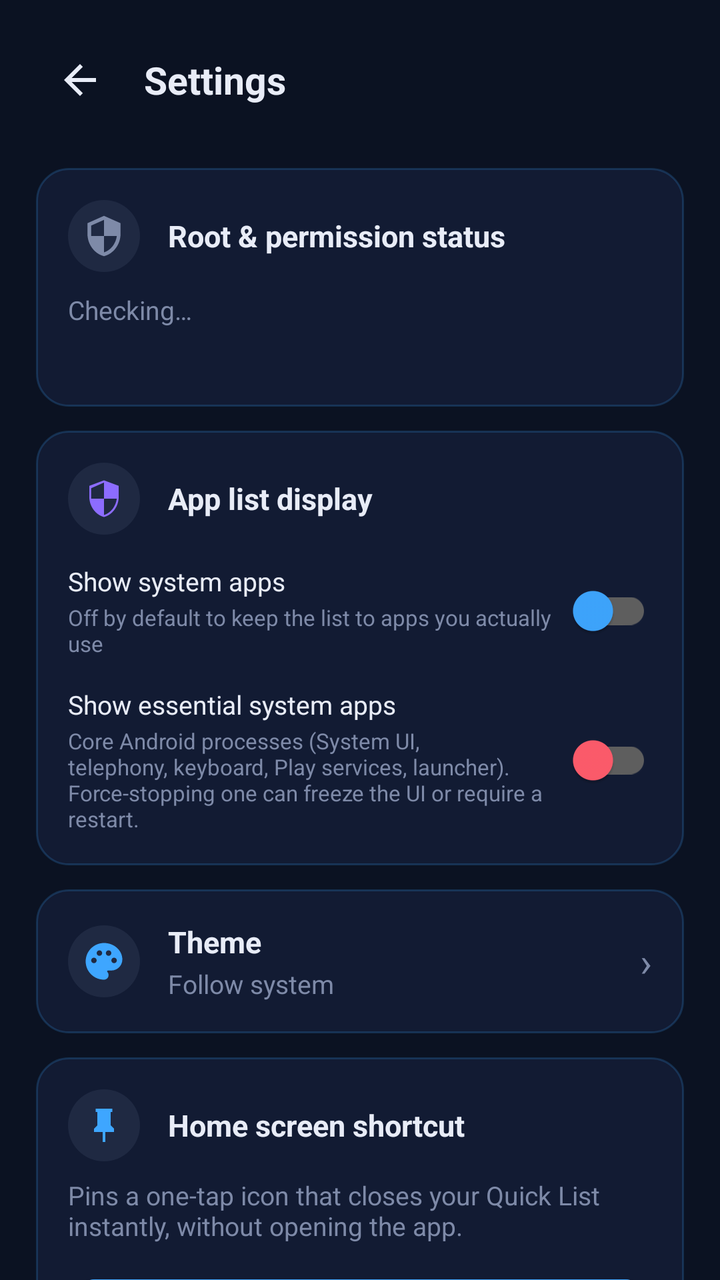
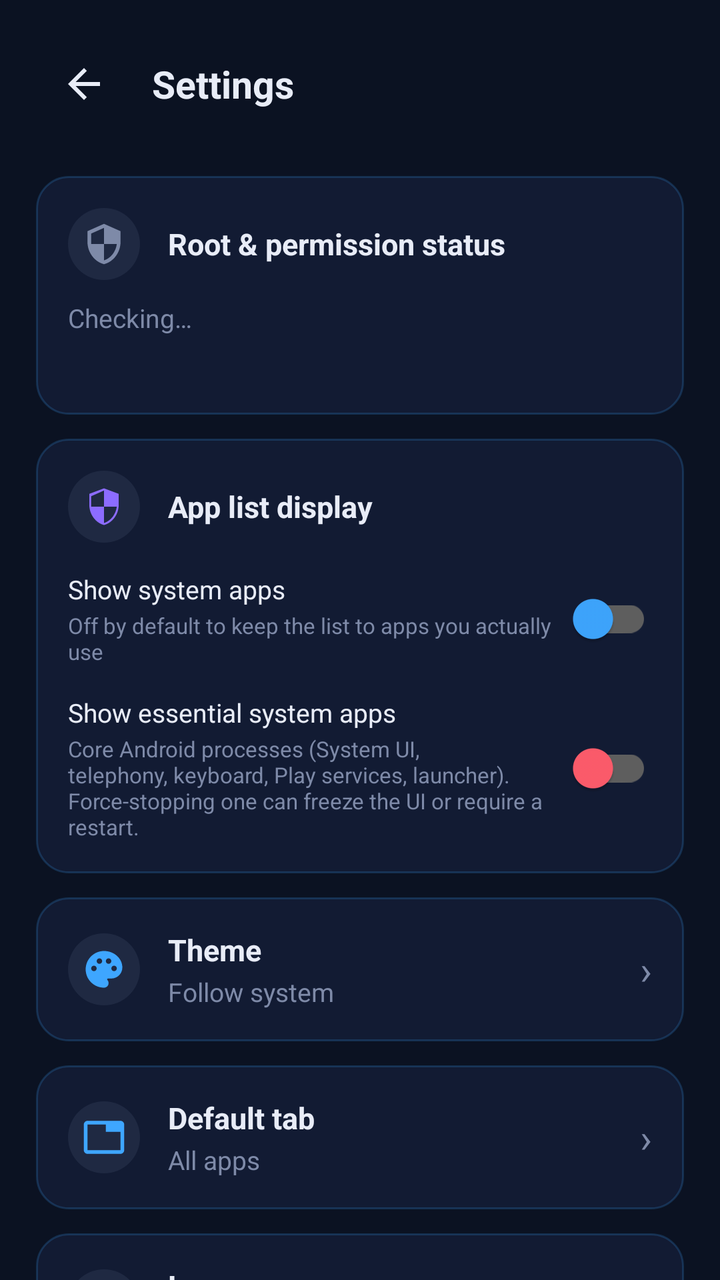

The first picture is an Android layout as it rendered before a commit; the second is the same layout after the commit. The layout source and the unified diff follow.
<!-- AndroidManifest.xml: application theme Theme.Killora -->
<!-- res/layout/activity_settings.xml -->
<?xml version="1.0" encoding="utf-8"?>
<androidx.core.widget.NestedScrollView xmlns:android="http://schemas.android.com/apk/res/android"
    xmlns:app="http://schemas.android.com/apk/res-auto"
    android:layout_width="match_parent"
    android:layout_height="match_parent"
    android:background="?attr/appBg"
    android:clipToPadding="false"
    android:fillViewport="true">

<LinearLayout
    android:layout_width="match_parent"
    android:layout_height="wrap_content"
    android:orientation="vertical"
    android:paddingStart="@dimen/screen_padding"
    android:paddingEnd="@dimen/screen_padding"
    android:paddingTop="@dimen/screen_padding"
    android:paddingBottom="28dp">

    <LinearLayout
        android:layout_width="match_parent"
        android:layout_height="wrap_content"
        android:orientation="horizontal"
        android:gravity="center_vertical"
        android:layout_marginBottom="22dp">

        <ImageButton
            android:id="@+id/btnBack"
            android:layout_width="44dp"
            android:layout_height="44dp"
            android:padding="10dp"
            android:background="?attr/selectableItemBackgroundBorderless"
            android:src="@drawable/ic_back"
            android:contentDescription="@string/settings_back_cd"/>

        <TextView
            android:layout_width="wrap_content"
            android:layout_height="wrap_content"
            android:layout_marginStart="10dp"
            android:text="@string/main_settings_cd"
            android:textColor="?attr/textPrimary"
            android:textStyle="bold"
            android:textSize="19sp"/>
    </LinearLayout>

    
    <LinearLayout
        android:layout_width="match_parent"
        android:layout_height="wrap_content"
        android:orientation="vertical"
        android:background="@drawable/bg_card"
        android:padding="16dp"
        android:layout_marginBottom="12dp">

        <LinearLayout
            android:layout_width="match_parent"
            android:layout_height="wrap_content"
            android:orientation="horizontal"
            android:gravity="center_vertical">

            <ImageView
                android:layout_width="36dp"
                android:layout_height="36dp"
                android:padding="7dp"
                android:src="@drawable/ic_root"
                android:background="@drawable/bg_pill_system"
                android:layout_marginEnd="14dp"
                android:contentDescription="@null"/>

            <TextView
                android:layout_width="0dp"
                android:layout_weight="1"
                android:layout_height="wrap_content"
                android:text="@string/settings_root_permission_status"
                android:textColor="?attr/textPrimary"
                android:textSize="15sp"
                android:textStyle="bold"/>
        </LinearLayout>

        <TextView
            android:id="@+id/tvRootStatus"
            android:layout_width="match_parent"
            android:layout_height="wrap_content"
            android:layout_marginTop="10dp"
            android:text="@string/status_checking"
            android:textColor="?attr/textSecondary"
            android:textSize="13sp"/>

        <TextView
            android:id="@+id/tvAccessibilityStatus"
            android:layout_width="match_parent"
            android:layout_height="wrap_content"
            android:layout_marginTop="6dp"
            android:text=""
            android:textColor="?attr/textSecondary"
            android:textSize="13sp"/>


        <com.google.android.material.button.MaterialButton
            android:id="@+id/btnRequestRoot"
            android:layout_width="match_parent"
            android:layout_height="44dp"
            android:layout_marginTop="12dp"
            android:text="@string/settings_grant_root_access"
            android:textSize="13sp"
            android:textAllCaps="false"
            app:cornerRadius="14dp"
            android:backgroundTint="@color/accent_blue"
            android:visibility="gone"/>
    </LinearLayout>

    
    <LinearLayout
        android:layout_width="match_parent"
        android:layout_height="wrap_content"
        android:orientation="vertical"
        android:background="@drawable/bg_card"
        android:padding="16dp"
        android:layout_marginBottom="12dp">

        <LinearLayout
            android:layout_width="match_parent"
            android:layout_height="wrap_content"
            android:orientation="horizontal"
            android:gravity="center_vertical">

            <ImageView
                android:layout_width="36dp"
                android:layout_height="36dp"
                android:padding="7dp"
                android:src="@drawable/ic_shield"
                android:background="@drawable/bg_pill_system"
                android:layout_marginEnd="14dp"
                android:contentDescription="@null"/>

            <TextView
                android:layout_width="0dp"
                android:layout_weight="1"
                android:layout_height="wrap_content"
                android:text="@string/settings_app_list_display"
                android:textColor="?attr/textPrimary"
                android:textSize="15sp"
                android:textStyle="bold"/>
        </LinearLayout>

        <LinearLayout
            android:layout_width="match_parent"
            android:layout_height="wrap_content"
            android:orientation="horizontal"
            android:gravity="center_vertical"
            android:layout_marginTop="14dp">

            <LinearLayout
                android:layout_width="0dp"
                android:layout_weight="1"
                android:layout_height="wrap_content"
                android:orientation="vertical">

                <TextView
                    android:layout_width="wrap_content"
                    android:layout_height="wrap_content"
                    android:text="@string/settings_show_system_apps"
                    android:textColor="?attr/textPrimary"
                    android:textSize="13sp"/>

                <TextView
                    android:layout_width="wrap_content"
                    android:layout_height="wrap_content"
                    android:layout_marginTop="2dp"
                    android:text="@string/settings_off_by_default_to_keep"
                    android:textColor="?attr/textSecondary"
                    android:textSize="11sp"/>
            </LinearLayout>

            <com.google.android.material.switchmaterial.SwitchMaterial
                android:id="@+id/switchShowSystemSettings"
                android:layout_width="wrap_content"
                android:layout_height="wrap_content"
                app:thumbTint="@color/accent_blue"/>
        </LinearLayout>

        <LinearLayout
            android:id="@+id/rowShowEssentialSettings"
            android:layout_width="match_parent"
            android:layout_height="wrap_content"
            android:orientation="horizontal"
            android:gravity="center_vertical"
            android:layout_marginTop="14dp">

            <LinearLayout
                android:layout_width="0dp"
                android:layout_weight="1"
                android:layout_height="wrap_content"
                android:orientation="vertical">

                <TextView
                    android:layout_width="wrap_content"
                    android:layout_height="wrap_content"
                    android:text="@string/settings_show_essential_system_apps"
                    android:textColor="?attr/textPrimary"
                    android:textSize="13sp"/>

                <TextView
                    android:layout_width="wrap_content"
                    android:layout_height="wrap_content"
                    android:layout_marginTop="2dp"
                    android:text="@string/settings_core_android_processes_system_ui"
                    android:textColor="?attr/textSecondary"
                    android:textSize="11sp"/>
            </LinearLayout>

            <com.google.android.material.switchmaterial.SwitchMaterial
                android:id="@+id/switchShowEssentialSettings"
                android:layout_width="wrap_content"
                android:layout_height="wrap_content"
                app:thumbTint="@color/danger_red"/>
        </LinearLayout>

    </LinearLayout>

    <LinearLayout
        android:id="@+id/rowTheme"
        android:layout_width="match_parent"
        android:layout_height="wrap_content"
        android:orientation="horizontal"
        android:gravity="center_vertical"
        android:background="@drawable/bg_card_ripple"
        android:padding="16dp"
        android:layout_marginBottom="12dp"
        android:clickable="true"
        android:focusable="true">

        <ImageView
            android:layout_width="36dp"
            android:layout_height="36dp"
            android:padding="7dp"
            android:src="@drawable/ic_theme"
            android:background="@drawable/bg_pill_system"
            android:layout_marginEnd="14dp"
            android:contentDescription="@null"/>

        <LinearLayout
            android:layout_width="0dp"
            android:layout_weight="1"
            android:layout_height="wrap_content"
            android:orientation="vertical">

            <TextView
                android:layout_width="wrap_content"
                android:layout_height="wrap_content"
                android:text="@string/settings_theme"
                android:textColor="?attr/textPrimary"
                android:textSize="15sp"
                android:textStyle="bold"/>

            <TextView
                android:id="@+id/tvThemeValue"
                android:layout_width="wrap_content"
                android:layout_height="wrap_content"
                android:layout_marginTop="2dp"
                android:text="@string/settings_follow_system"
                android:textColor="?attr/textSecondary"
                android:textSize="13sp"/>
        </LinearLayout>

        <TextView
            android:layout_width="wrap_content"
            android:layout_height="wrap_content"
            android:text="@string/settings_u203a"
            android:textColor="?attr/textSecondary"
            android:textSize="20sp"/>
    </LinearLayout>

    <LinearLayout
        android:layout_width="match_parent"
        android:layout_height="wrap_content"
        android:orientation="vertical"
        android:background="@drawable/bg_card"
        android:padding="16dp"
        android:layout_marginBottom="12dp">

        <LinearLayout
            android:layout_width="match_parent"
            android:layout_height="wrap_content"
            android:orientation="horizontal"
            android:gravity="center_vertical">

            <ImageView
                android:layout_width="36dp"
                android:layout_height="36dp"
                android:padding="8dp"
                android:src="@drawable/ic_pin"
                android:background="@drawable/bg_pill_system"
                android:layout_marginEnd="14dp"
                android:contentDescription="@null"/>

            <TextView
                android:layout_width="0dp"
                android:layout_weight="1"
                android:layout_height="wrap_content"
                android:text="@string/settings_home_screen_shortcut"
                android:textColor="?attr/textPrimary"
                android:textSize="15sp"
                android:textStyle="bold"/>
        </LinearLayout>

        <TextView
            android:layout_width="match_parent"
            android:layout_height="wrap_content"
            android:layout_marginTop="8dp"
            android:text="@string/settings_pins_a_onetap_icon_that"
            android:textColor="?attr/textSecondary"
            android:textSize="13sp"/>

        <com.google.android.material.button.MaterialButton
            android:id="@+id/btnPinShortcut"
            android:layout_width="match_parent"
            android:layout_height="46dp"
            android:layout_marginTop="12dp"
            android:text="@string/settings_pin_quickclose_shortcut"
            android:textSize="13sp"
            android:textAllCaps="false"
            app:cornerRadius="14dp"
            android:backgroundTint="@color/accent_blue"/>
    </LinearLayout>

    <LinearLayout
        android:layout_width="match_parent"
        android:layout_height="wrap_content"
        android:orientation="vertical"
        android:background="@drawable/bg_card"
        android:padding="16dp">

        <LinearLayout
            android:layout_width="match_parent"
            android:layout_height="wrap_content"
            android:orientation="horizontal"
            android:gravity="center_vertical">

            <ImageView
                android:layout_width="36dp"
                android:layout_height="36dp"
                android:padding="7dp"
                android:src="@drawable/ic_widget"
                android:background="@drawable/bg_pill_system"
                android:layout_marginEnd="14dp"
                android:contentDescription="@null"/>

            <TextView
                android:layout_width="0dp"
                android:layout_weight="1"
                android:layout_height="wrap_content"
                android:text="@string/settings_home_screen_widget"
                android:textColor="?attr/textPrimary"
                android:textSize="15sp"
                android:textStyle="bold"/>
        </LinearLayout>

        <TextView
            android:layout_width="match_parent"
            android:layout_height="wrap_content"
            android:layout_marginTop="8dp"
            android:text="@string/settings_a_resizable_widget_showing_live"
            android:textColor="?attr/textSecondary"
            android:textSize="13sp"/>

        <com.google.android.material.button.MaterialButton
            android:id="@+id/btnAddWidget"
            android:layout_width="match_parent"
            android:layout_height="46dp"
            android:layout_marginTop="12dp"
            android:text="@string/settings_add_widget_to_home_screen"
            android:textSize="13sp"
            android:textAllCaps="false"
            app:cornerRadius="14dp"
            android:backgroundTint="@color/accent_purple"/>
    </LinearLayout>

    <LinearLayout
        android:layout_width="match_parent"
        android:layout_height="wrap_content"
        android:orientation="vertical"
        android:background="@drawable/bg_card"
        android:padding="16dp"
        android:layout_marginTop="12dp">

        <LinearLayout
            android:layout_width="match_parent"
            android:layout_height="wrap_content"
            android:orientation="horizontal"
            android:gravity="center_vertical">

            <ImageView
                android:layout_width="36dp"
                android:layout_height="36dp"
                android:padding="8dp"
                android:src="@drawable/ic_bolt"
                android:background="@drawable/bg_pill_system"
                android:layout_marginEnd="14dp"
                android:contentDescription="@null"/>

            <TextView
                android:layout_width="0dp"
                android:layout_weight="1"
                android:layout_height="wrap_content"
                android:text="@string/settings_how_closing_works"
                android:textColor="?attr/textPrimary"
                android:textSize="15sp"
                android:textStyle="bold"/>
        </LinearLayout>

        <TextView
            android:layout_width="match_parent"
            android:layout_height="wrap_content"
            android:layout_marginTop="8dp"
            android:text="@string/settings_by_default_close_selected_asks"
            android:textColor="?attr/textSecondary"
            android:textSize="13sp"/>
    </LinearLayout>

    <LinearLayout
        android:layout_width="match_parent"
        android:layout_height="wrap_content"
        android:orientation="vertical"
        android:background="@drawable/bg_card"
        android:padding="16dp"
        android:layout_marginTop="12dp">

        
        <LinearLayout
            android:layout_width="match_parent"
            android:layout_height="wrap_content"
            android:orientation="horizontal"
            android:gravity="center_vertical">

            <LinearLayout
                android:layout_width="0dp"
                android:layout_weight="1"
                android:layout_height="wrap_content"
                android:orientation="vertical">

                <TextView
                    android:layout_width="wrap_content"
                    android:layout_height="wrap_content"
                    android:text="@string/settings_manual_mode"
                    android:textColor="?attr/textPrimary"
                    android:textSize="13sp"/>

                <TextView
                    android:layout_width="wrap_content"
                    android:layout_height="wrap_content"
                    android:layout_marginTop="2dp"
                    android:text="@string/settings_manual_mode_description"
                    android:textColor="?attr/textSecondary"
                    android:textSize="11sp"/>
            </LinearLayout>

            <com.google.android.material.switchmaterial.SwitchMaterial
                android:id="@+id/switchManualMode"
                android:layout_width="wrap_content"
                android:layout_height="wrap_content"
                app:thumbTint="@color/accent_blue"/>
        </LinearLayout>

        <LinearLayout
            android:id="@+id/rowShowOverlay"
            android:layout_width="match_parent"
            android:layout_height="wrap_content"
            android:orientation="horizontal"
            android:gravity="center_vertical"
            android:layout_marginTop="14dp">

            <LinearLayout
                android:layout_width="0dp"
                android:layout_weight="1"
                android:layout_height="wrap_content"
                android:orientation="vertical">

                <TextView
                    android:layout_width="wrap_content"
                    android:layout_height="wrap_content"
                    android:text="@string/settings_show_fullscreen_progress_overlay"
                    android:textColor="?attr/textPrimary"
                    android:textSize="13sp"/>

                <TextView
                    android:layout_width="wrap_content"
                    android:layout_height="wrap_content"
                    android:layout_marginTop="2dp"
                    android:text="@string/settings_overlay_description"
                    android:textColor="?attr/textSecondary"
                    android:textSize="11sp"/>
            </LinearLayout>

            <com.google.android.material.switchmaterial.SwitchMaterial
                android:id="@+id/switchShowOverlay"
                android:layout_width="wrap_content"
                android:layout_height="wrap_content"
                app:thumbTint="@color/accent_blue"/>
        </LinearLayout>

    </LinearLayout>

    <LinearLayout
        android:id="@+id/cardBackgroundReliability"
        android:layout_width="match_parent"
        android:layout_height="wrap_content"
        android:orientation="vertical"
        android:background="@drawable/bg_card"
        android:padding="16dp"
        android:layout_marginTop="12dp"
        android:visibility="gone">

        <LinearLayout
            android:layout_width="match_parent"
            android:layout_height="wrap_content"
            android:orientation="horizontal"
            android:gravity="center_vertical">

            <ImageView
                android:layout_width="36dp"
                android:layout_height="36dp"
                android:padding="7dp"
                android:src="@drawable/ic_shield"
                android:background="@drawable/bg_pill_system"
                android:layout_marginEnd="14dp"
                android:contentDescription="@null"/>

            <TextView
                android:id="@+id/tvBackgroundReliabilityTitle"
                android:layout_width="0dp"
                android:layout_weight="1"
                android:layout_height="wrap_content"
                android:text="@string/settings_run_reliably_in_the_background"
                android:textColor="?attr/textPrimary"
                android:textSize="15sp"
                android:textStyle="bold"/>
        </LinearLayout>

        <TextView
            android:id="@+id/tvBackgroundReliabilityBody"
            android:layout_width="match_parent"
            android:layout_height="wrap_content"
            android:layout_marginTop="8dp"
            android:text="@string/settings_your_phones_skin_manages_background"
            android:textColor="?attr/textSecondary"
            android:textSize="13sp"/>

        <com.google.android.material.button.MaterialButton
            android:id="@+id/btnIgnoreBatteryOptimization"
            android:layout_width="match_parent"
            android:layout_height="46dp"
            android:layout_marginTop="12dp"
            android:text="@string/settings_allow_background_use"
            android:textSize="13sp"
            android:textAllCaps="false"
            app:cornerRadius="14dp"
            android:backgroundTint="@color/accent_green"/>

        <com.google.android.material.button.MaterialButton
            android:id="@+id/btnOpenAutostart"
            style="@style/Widget.MaterialComponents.Button.OutlinedButton"
            android:layout_width="match_parent"
            android:layout_height="46dp"
            android:layout_marginTop="10dp"
            android:text="@string/settings_open_autostart_settings"
            android:textSize="13sp"
            android:textAllCaps="false"
            app:cornerRadius="14dp"/>
    </LinearLayout>

</LinearLayout>

</androidx.core.widget.NestedScrollView>
<!-- resources referenced by this layout -->
<resources>
  <color name="accent_blue">#3EA6FF</color>
  <color name="accent_green">#3DDC97</color>
  <color name="accent_purple">#8C6CFF</color>
  <color name="danger_red">#FF5C6C</color>
  <dimen name="screen_padding">18dp</dimen>
  <string name="main_settings_cd">Settings</string>
  <string name="settings_add_widget_to_home_screen">Add widget to home screen</string>
  <string name="settings_allow_background_use">Allow background use</string>
  <string name="settings_app_list_display">App list display</string>
  <string name="settings_back_cd">Back</string>
  <string name="settings_follow_system">Follow system</string>
  <string name="settings_grant_root_access">Grant root access</string>
  <string name="settings_home_screen_shortcut">Home screen shortcut</string>
  <string name="settings_home_screen_widget">Home screen widget</string>
  <string name="settings_how_closing_works">How closing works</string>
  <string name="settings_manual_mode">Manual mode</string>
  <string name="settings_open_autostart_settings">Open Autostart settings</string>
  <string name="settings_pin_quickclose_shortcut">Pin Quick-Close shortcut</string>
  <string name="settings_root_permission_status">Root &amp; permission status</string>
  <string name="settings_show_essential_system_apps">Show essential system apps</string>
  <string name="settings_show_fullscreen_progress_overlay">Show progress overlay</string>
  <string name="settings_show_system_apps">Show system apps</string>
  <string name="settings_theme">Theme</string>
  <string name="settings_u203a">\u203A</string>
  <string name="status_checking">Checking…</string>
  <color name="ripple_tint">#333EA6FF</color>
  <color name="system_pill_bg">#1F7E8AA8</color>
  <color name="bg_dark">#0B1222</color>
  <color name="card_dark">#121B33</color>
  <color name="text_primary_dark">#E8ECF7</color>
  <color name="text_secondary_dark">#7E8AA8</color>
  <color name="gauge_track_dark">#1C2740</color>
  <!-- unchanged entries left out for length: 21 -->
</resources>

<!-- the commit's change to res/layout/activity_settings.xml (unified diff, before → after) -->
@@ -8,6 +8,7 @@
     android:fillViewport="true">
 
 <LinearLayout
+    android:id="@+id/settingsContent"
     android:layout_width="match_parent"
     android:layout_height="wrap_content"
     android:orientation="vertical"
@@ -25,9 +26,9 @@
 
         <ImageButton
             android:id="@+id/btnBack"
-            android:layout_width="44dp"
-            android:layout_height="44dp"
-            android:padding="10dp"
+            android:layout_width="48dp"
+            android:layout_height="48dp"
+            android:padding="12dp"
             android:background="?attr/selectableItemBackgroundBorderless"
             android:src="@drawable/ic_back"
             android:contentDescription="@string/settings_back_cd"/>
@@ -271,6 +272,112 @@
     </LinearLayout>
 
     <LinearLayout
+        android:id="@+id/rowDefaultTab"
+        android:layout_width="match_parent"
+        android:layout_height="wrap_content"
+        android:orientation="horizontal"
+        android:gravity="center_vertical"
+        android:background="@drawable/bg_card_ripple"
+        android:padding="16dp"
+        android:layout_marginBottom="12dp"
+        android:clickable="true"
+        android:focusable="true">
+
+        <ImageView
+            android:layout_width="36dp"
+            android:layout_height="36dp"
+            android:padding="7dp"
+            android:src="@drawable/ic_tab"
+            android:background="@drawable/bg_pill_system"
+            android:layout_marginEnd="14dp"
+            android:contentDescription="@null"/>
+
+        <LinearLayout
+            android:layout_width="0dp"
+            android:layout_weight="1"
+            android:layout_height="wrap_content"
+            android:orientation="vertical">
+
+            <TextView
+                android:layout_width="wrap_content"
+                android:layout_height="wrap_content"
+                android:text="@string/settings_default_tab"
+                android:textColor="?attr/textPrimary"
+                android:textSize="15sp"
+                android:textStyle="bold"/>
+
+            <TextView
+                android:id="@+id/tvDefaultTabValue"
+                android:layout_width="wrap_content"
+                android:layout_height="wrap_content"
+                android:layout_marginTop="2dp"
+                android:text="@string/main_all_apps"
+                android:textColor="?attr/textSecondary"
+                android:textSize="13sp"/>
+        </LinearLayout>
+
+        <TextView
+            android:layout_width="wrap_content"
+            android:layout_height="wrap_content"
+            android:text="@string/settings_u203a"
+            android:textColor="?attr/textSecondary"
+            android:textSize="20sp"/>
+    </LinearLayout>
+
+    <LinearLayout
+        android:id="@+id/rowLanguage"
+        android:layout_width="match_parent"
+        android:layout_height="wrap_content"
+        android:orientation="horizontal"
+        android:gravity="center_vertical"
+        android:background="@drawable/bg_card_ripple"
+        android:padding="16dp"
+        android:layout_marginBottom="12dp"
+        android:clickable="true"
+        android:focusable="true">
+
+        <ImageView
+            android:layout_width="36dp"
+            android:layout_height="36dp"
+            android:padding="7dp"
+            android:src="@drawable/ic_language"
+            android:background="@drawable/bg_pill_system"
+            android:layout_marginEnd="14dp"
+            android:contentDescription="@null"/>
+
+        <LinearLayout
+            android:layout_width="0dp"
+            android:layout_weight="1"
+            android:layout_height="wrap_content"
+            android:orientation="vertical">
+
+            <TextView
+                android:layout_width="wrap_content"
+                android:layout_height="wrap_content"
+                android:text="@string/settings_language"
+                android:textColor="?attr/textPrimary"
+                android:textSize="15sp"
+                android:textStyle="bold"/>
+
+            <TextView
+                android:id="@+id/tvLanguageValue"
+                android:layout_width="wrap_content"
+                android:layout_height="wrap_content"
+                android:layout_marginTop="2dp"
+                android:text="@string/language_system_default"
+                android:textColor="?attr/textSecondary"
+                android:textSize="13sp"/>
+        </LinearLayout>
+
+        <TextView
+            android:layout_width="wrap_content"
+            android:layout_height="wrap_content"
+            android:text="@string/settings_u203a"
+            android:textColor="?attr/textSecondary"
+            android:textSize="20sp"/>
+    </LinearLayout>
+
+    <LinearLayout
         android:layout_width="match_parent"
         android:layout_height="wrap_content"
         android:orientation="vertical"
<!-- resource entries referenced after the edit -->
@@ -5,16 +5,34 @@
   <color name="accent_purple">#8C6CFF</color>
   <color name="danger_red">#FF5C6C</color>
   <dimen name="screen_padding">18dp</dimen>
+  <!-- drawable ic_language (drawable) -->
+  <vector xmlns:android="http://schemas.android.com/apk/res/android"
+      android:width="24dp" android:height="24dp"
+      android:viewportWidth="24" android:viewportHeight="24"
+      android:tint="@color/accent_blue">
+      <path android:fillColor="@android:color/white" android:pathData="M11.99,2C6.47,2 2,6.48 2,12s4.47,10 9.99,10C17.52,22 22,17.52 22,12S17.52,2 11.99,2zM18.92,8h-2.95c-0.32,-1.25 -0.78,-2.45 -1.38,-3.56 1.84,0.63 3.37,1.91 4.33,3.56zM12,4.04c0.83,1.2 1.48,2.53 1.91,3.96h-3.82c0.43,-1.43 1.08,-2.76 1.91,-3.96zM4.26,14C4.1,13.36 4,12.69 4,12s0.1,-1.36 0.26,-2h3.38c-0.08,0.66 -0.14,1.32 -0.14,2 0,0.68 0.06,1.34 0.14,2L4.26,14zM5.08,16h2.95c0.32,1.25 0.78,2.45 1.38,3.56 -1.84,-0.63 -3.37,-1.9 -4.33,-3.56zM8.03,8L5.08,8c0.96,-1.66 2.49,-2.93 4.33,-3.56C8.81,5.55 8.35,6.75 8.03,8zM12,19.96c-0.83,-1.2 -1.48,-2.53 -1.91,-3.96h3.82c-0.43,1.43 -1.08,2.76 -1.91,3.96zM14.34,14L9.66,14c-0.09,-0.66 -0.16,-1.32 -0.16,-2 0,-0.68 0.07,-1.35 0.16,-2h4.68c0.09,0.65 0.16,1.32 0.16,2 0,0.68 -0.07,1.34 -0.16,2zM14.59,19.56c0.6,-1.11 1.06,-2.31 1.38,-3.56h2.95c-0.96,1.65 -2.49,2.93 -4.33,3.56zM16.36,14c0.08,-0.66 0.14,-1.32 0.14,-2 0,-0.68 -0.06,-1.34 -0.14,-2h3.38c0.16,0.64 0.26,1.31 0.26,2s-0.1,1.36 -0.26,2h-3.38z"/>
+  </vector>
+  <!-- drawable ic_tab (drawable) -->
+  <vector xmlns:android="http://schemas.android.com/apk/res/android"
+      android:width="24dp" android:height="24dp"
+      android:viewportWidth="24" android:viewportHeight="24"
+      android:tint="@color/accent_blue">
+      <path android:fillColor="@android:color/white" android:pathData="M21,3L3,3c-1.1,0 -2,0.9 -2,2v14c0,1.1 0.9,2 2,2h18c1.1,0 2,-0.9 2,-2L23,5c0,-1.1 -0.9,-2 -2,-2zM21,19L3,19L3,5h10v4h8v10z"/>
+  </vector>
+  <string name="language_system_default">System default</string>
+  <string name="main_all_apps">All apps</string>
   <string name="main_settings_cd">Settings</string>
   <string name="settings_add_widget_to_home_screen">Add widget to home screen</string>
   <string name="settings_allow_background_use">Allow background use</string>
   <string name="settings_app_list_display">App list display</string>
   <string name="settings_back_cd">Back</string>
+  <string name="settings_default_tab">Default tab</string>
   <string name="settings_follow_system">Follow system</string>
   <string name="settings_grant_root_access">Grant root access</string>
   <string name="settings_home_screen_shortcut">Home screen shortcut</string>
   <string name="settings_home_screen_widget">Home screen widget</string>
   <string name="settings_how_closing_works">How closing works</string>
+  <string name="settings_language">Language</string>
   <string name="settings_manual_mode">Manual mode</string>
   <string name="settings_open_autostart_settings">Open Autostart settings</string>
   <string name="settings_pin_quickclose_shortcut">Pin Quick-Close shortcut</string>
@@ -23,7 +41,7 @@
   <string name="settings_show_fullscreen_progress_overlay">Show progress overlay</string>
   <string name="settings_show_system_apps">Show system apps</string>
   <string name="settings_theme">Theme</string>
-  <string name="settings_u203a">\u203A</string>
+  <string name="settings_u203a" translatable="false">\u203A</string>
   <string name="status_checking">Checking…</string>
   <color name="ripple_tint">#333EA6FF</color>
   <color name="system_pill_bg">#1F7E8AA8</color>
